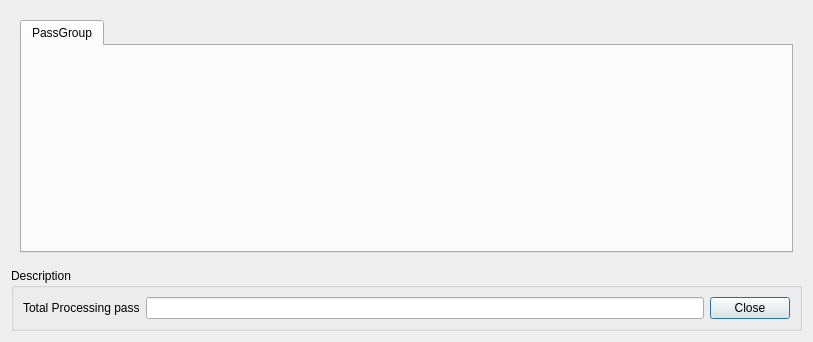
Before: the Qt Designer form LHCbDIRAC/BookkeepingSystem/Gui/Widget/ProcessingPassDialog.ui in antolu/LHCbDIRAC, drawn with Qt 5.
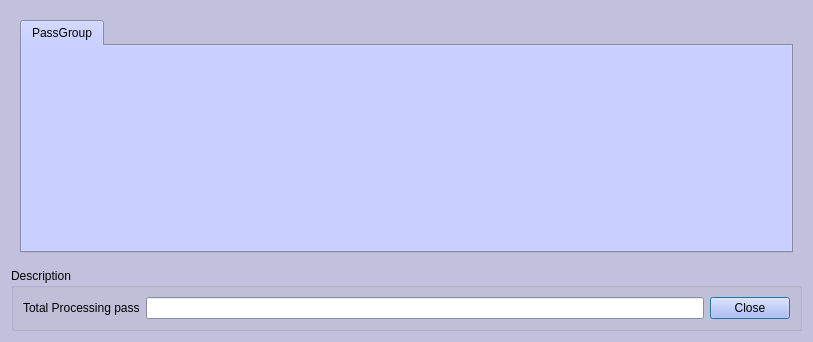
After: the same form once the commit is applied.

```diff
--- a/LHCbDIRAC/BookkeepingSystem/Gui/Widget/ProcessingPassDialog.ui
+++ b/LHCbDIRAC/BookkeepingSystem/Gui/Widget/ProcessingPassDialog.ui
@@ -9,7 +9,98 @@
     <height>342</height>
    </rect>
   </property>
-  <property name="windowTitle" >
+  <property name="palette">
+   <palette>
+    <active>
+     <colorrole role="Button">
+      <brush brushstyle="SolidPattern">
+       <color alpha="255">
+        <red>170</red>
+        <green>178</green>
+        <blue>249</blue>
+       </color>
+      </brush>
+     </colorrole>
+     <colorrole role="Base">
+      <brush brushstyle="SolidPattern">
+       <color alpha="255">
+        <red>255</red>
+        <green>255</green>
+        <blue>255</blue>
+       </color>
+      </brush>
+     </colorrole>
+     <colorrole role="Window">
+      <brush brushstyle="SolidPattern">
+       <color alpha="255">
+        <red>193</red>
+        <green>193</green>
+        <blue>221</blue>
+       </color>
+      </brush>
+     </colorrole>
+    </active>
+    <inactive>
+     <colorrole role="Button">
+      <brush brushstyle="SolidPattern">
+       <color alpha="255">
+        <red>170</red>
+        <green>178</green>
+        <blue>249</blue>
+       </color>
+      </brush>
+     </colorrole>
+     <colorrole role="Base">
+      <brush brushstyle="SolidPattern">
+       <color alpha="255">
+        <red>255</red>
+        <green>255</green>
+        <blue>255</blue>
+       </color>
+      </brush>
+     </colorrole>
+     <colorrole role="Window">
+      <brush brushstyle="SolidPattern">
+       <color alpha="255">
+        <red>193</red>
+        <green>193</green>
+        <blue>221</blue>
+       </color>
+      </brush>
+     </colorrole>
+    </inactive>
+    <disabled>
+     <colorrole role="Button">
+      <brush brushstyle="SolidPattern">
+       <color alpha="255">
+        <red>170</red>
+        <green>178</green>
+        <blue>249</blue>
+       </color>
+      </brush>
+     </colorrole>
+     <colorrole role="Base">
+      <brush brushstyle="SolidPattern">
+       <color alpha="255">
+        <red>193</red>
+        <green>193</green>
+        <blue>221</blue>
+       </color>
+      </brush>
+     </colorrole>
+     <colorrole role="Window">
+      <brush brushstyle="SolidPattern">
+       <color alpha="255">
+        <red>193</red>
+        <green>193</green>
+        <blue>221</blue>
+       </color>
+      </brush>
+     </colorrole>
+    </disabled>
+   </palette>
+  </property>
+  <property name="windowTitle">
    <string>Feicim - Processing Pass Viewer</string>
   </property>
   <layout class="QGridLayout" >
```
Left out of the diff: 47 changed lines with no effect on the pictures.
